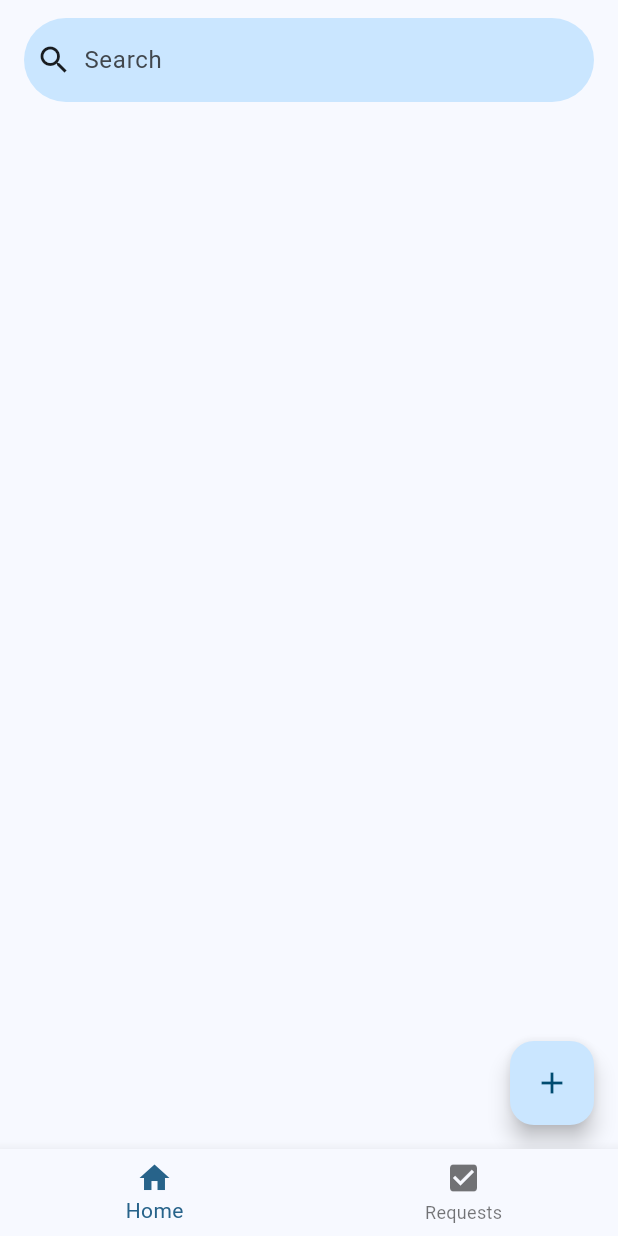
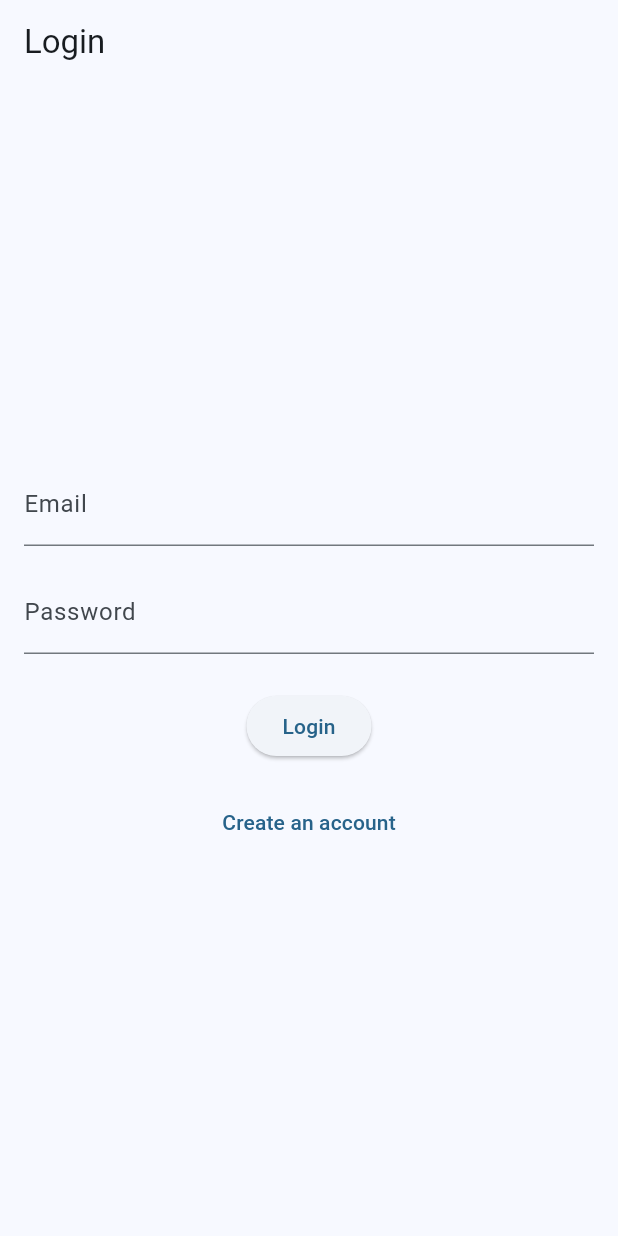
Before and after one commit to DreoXDev/voci_app, a Flutter app: the screen it shows after launch, on a phone screen of 412 x 824 dp. Run offline on Flutter 3.47's test engine with Material 3 defaults, Android fonts, the light colour scheme and no system bars; our stand-ins replace cloud_firestore, equatable, firebase_auth, firebase_core, flutter_riverpod, go_router; missing offline and left inert: iconify_flutter; accounts and stored records are empty; generated files the repository leaves out were written again.

Commit message:
feat: Implement Firebase Authentication
This commit introduces Firebase Authentication to the application.

-   **Sign-up/Sign-in:** Added `SignIn`, `SignUp` use cases for user authentication and `SignOut`
-   **User Management:** Added `GetCurrentUser` use case to get the currently authenticated user.
-   **UI Integration:** Created the `LoginScreen` to enable user authentication and added `AuthStateApp` to switch between login and app view.
- **Data Layer:** Created `AuthRepository` and `AuthRemoteDataSource` to manage authentication.
-   **Entities:** Introduced `UserEntity` to represent the user in the domain layer.
- **Models:** Introduced `UserModel` to represent the user in the data layer.
- **Use cases:** Added `SignInParams` and `SignUpParams` classes to pass parameters to the usecases.
- **Other changes:**
    - Migrated from the `App` to the `MainApp` widget to provide better control over application state.
    - Updated `pubspec.yaml` to include `firebase_auth`, `firebase_auth_web`, and `firebase_auth_platform_interface`.
    - Updated `android/app/build.gradle` to include `minSdkVersion 23`.
    - Updated `windows/flutter/generated_plugins.cmake`, `windows/flutter/generated_plugin_registrant.cc`, `macos/Flutter/GeneratedPluginRegistrant.swift` to add the `firebase_auth` plugin.

```diff
--- a/lib/app.dart
+++ b/lib/app.dart
@@ -1,22 +1,16 @@
 import 'package:flutter/material.dart';
 import 'package:flutter_riverpod/flutter_riverpod.dart';
-
-import 'core/routes/app_router.dart';
+import 'package:voci_app/core/routes/app_router.dart';
+import 'package:voci_app/features/auth/domain/entities/user_entity.dart';
 
 class App extends ConsumerWidget {
-  const App({super.key});
+  final UserEntity? user;
+  const App({super.key, this.user});
 
   @override
   Widget build(BuildContext context, WidgetRef ref) {
-    return ProviderScope(
-      child: MaterialApp.router(
-        routerConfig: appRouterProvider,
-        title: 'VoCi App',
-        theme: ThemeData(
-          colorScheme: ColorScheme.fromSeed(seedColor: Colors.lightBlue),
-          useMaterial3: true,
-        ),
-      ),
+    return MaterialApp.router(
+      routerConfig: appRouterProvider,
     );
   }
 }
--- /dev/null
+++ b/lib/auth_state_app.dart
@@ -0,0 +1,76 @@
+import 'package:firebase_auth/firebase_auth.dart';
+import 'package:flutter/material.dart';
+import 'package:voci_app/app.dart';
+import 'package:voci_app/core/usecase/usecase.dart';
+import 'package:voci_app/features/auth/domain/entities/user_entity.dart';
+import 'package:voci_app/features/auth/domain/usecases/get_current_user.dart';
+import 'package:voci_app/features/auth/domain/usecases/sign_in.dart';
+import 'package:voci_app/features/auth/domain/usecases/sign_up.dart';
+import 'package:voci_app/features/auth/presentation/screens/login_screen.dart';
+
+class AuthStateApp extends StatefulWidget {
+  final GetCurrentUser getCurrentUser;
+  final SignIn signIn;
+  final SignUp signUp;
+
+  const AuthStateApp({
+    super.key,
+    required this.getCurrentUser,
+    required this.signIn,
+    required this.signUp,
+  });
+
+  @override
+  State<AuthStateApp> createState() => _AuthStateAppState();
+}
+
+class _AuthStateAppState extends State<AuthStateApp> {
+  late Stream<User?> authStateChanges;
+
+  @override
+  void initState() {
+    super.initState();
+    authStateChanges = FirebaseAuth.instance.authStateChanges();
+  }
+
+  @override
+  Widget build(BuildContext context) {
+    print('AuthStateApp: build() - Building AuthStateApp widget');
+    return StreamBuilder<User?>(
+      stream: authStateChanges,
+      builder: (BuildContext context, AsyncSnapshot<User?> snapshot) {
+        print(
+            'AuthStateApp: StreamBuilder - StreamBuilder callback called. Connection state: ${snapshot.connectionState}');
+        if (snapshot.connectionState == ConnectionState.waiting) {
+          print('AuthStateApp: StreamBuilder - ConnectionState.waiting');
+          return const Center(child: CircularProgressIndicator());
+        } else {
+          if (snapshot.hasData) {
+            print('AuthStateApp: StreamBuilder - User is signed in');
+            return FutureBuilder<UserEntity?>(
+              future: widget.getCurrentUser.call(const NoParams()),
+              builder: (BuildContext context,
+                  AsyncSnapshot<UserEntity?> userSnapshot) {
+                print(
+                    'AuthStateApp: FutureBuilder - FutureBuilder callback called. Connection state: ${userSnapshot.connectionState}');
+                if (userSnapshot.connectionState == ConnectionState.waiting) {
+                  print(
+                      'AuthStateApp: FutureBuilder - ConnectionState.waiting');
+                  return const Center(child: CircularProgressIndicator());
+                }
+                print('AuthStateApp: FutureBuilder - User data loaded');
+                return App(user: userSnapshot.data);
+              },
+            );
+          } else {
+            print('AuthStateApp: StreamBuilder - User is NOT signed in');
+            return LoginScreen(
+              signIn: widget.signIn,
+              signUp: widget.signUp,
+            );
+          }
+        }
+      },
+    );
+  }
+}
--- a/lib/core/usecase/usecase.dart
+++ b/lib/core/usecase/usecase.dart
@@ -5,6 +5,7 @@ abstract class UseCase<Type, Params> {
 }
 
 class NoParams extends Equatable {
+  const NoParams();
   @override
   List<Object> get props => [];
 }
--- /dev/null
+++ b/lib/features/auth/data/datasources/auth_remote_datasource.dart
@@ -0,0 +1,32 @@
+import 'package:firebase_auth/firebase_auth.dart';
+
+abstract class AuthRemoteDataSource {
+  Future<UserCredential> signInWithEmailAndPassword(String email, String password);
+  Future<UserCredential> createUserWithEmailAndPassword(String email, String password);
+  Future<void> signOut();
+  User? getCurrentUser();
+}
+
+class AuthRemoteDataSourceImpl implements AuthRemoteDataSource {
+  final FirebaseAuth _firebaseAuth = FirebaseAuth.instance;
+
+  @override
+  Future<UserCredential> signInWithEmailAndPassword(String email, String password) async {
+    return await _firebaseAuth.signInWithEmailAndPassword(email: email, password: password);
+  }
+
+  @override
+  Future<UserCredential> createUserWithEmailAndPassword(String email, String password) async {
+    return await _firebaseAuth.createUserWithEmailAndPassword(email: email, password: password);
+  }
+
+  @override
+  Future<void> signOut() async {
+    await _firebaseAuth.signOut();
+  }
+
+  @override
+  User? getCurrentUser() {
+    return _firebaseAuth.currentUser;
+  }
+}
--- /dev/null
+++ b/lib/features/auth/data/repositories/auth_repository_impl.dart
@@ -0,0 +1,44 @@
+import 'package:firebase_auth/firebase_auth.dart';
+import '../../domain/entities/user_entity.dart';
+import '../../domain/repositories/auth_repository.dart';
+import '../datasources/auth_remote_datasource.dart';
+
+class AuthRepositoryImpl implements AuthRepository {
+  final AuthRemoteDataSource remoteDataSource;
+
+  AuthRepositoryImpl(this.remoteDataSource);
+
+  @override
+  Future<UserEntity> signInWithEmailAndPassword(String email, String password) async {
+    final userCredential = await remoteDataSource.signInWithEmailAndPassword(email, password);
+    return _mapUserCredentialToUserEntity(userCredential);
+  }
+
+  @override
+  Future<UserEntity> createUserWithEmailAndPassword(String email, String password) async {
+    final userCredential = await remoteDataSource.createUserWithEmailAndPassword(email, password);
+    return _mapUserCredentialToUserEntity(userCredential);
+  }
+
+  @override
+  Future<void> signOut() async {
+    await remoteDataSource.signOut();
+  }
+
+  @override
+  UserEntity? getCurrentUser() {
+    final firebaseUser = remoteDataSource.getCurrentUser();
+    return firebaseUser != null ? _mapFirebaseUserToUserEntity(firebaseUser) : null;
+  }
+
+  UserEntity _mapUserCredentialToUserEntity(UserCredential userCredential) {
+    return _mapFirebaseUserToUserEntity(userCredential.user!);
+  }
+
+  UserEntity _mapFirebaseUserToUserEntity(User firebaseUser) {
+    return UserEntity(
+      uid: firebaseUser.uid,
+      email: firebaseUser.email!,
+    );
+  }
+}
--- /dev/null
+++ b/lib/features/auth/domain/entities/user_entity.dart
@@ -0,0 +1,10 @@
+class UserEntity {
+  final String uid;
+  final String email;
+  // Add other properties if needed
+
+  UserEntity({
+    required this.uid,
+    required this.email,
+  });
+}
--- /dev/null
+++ b/lib/features/auth/domain/repositories/auth_repository.dart
@@ -0,0 +1,8 @@
+import '../entities/user_entity.dart';
+
+abstract class AuthRepository {
+  Future<UserEntity> signInWithEmailAndPassword(String email, String password);
+  Future<UserEntity> createUserWithEmailAndPassword(String email, String password);
+  Future<void> signOut();
+  UserEntity? getCurrentUser();
+}
--- /dev/null
+++ b/lib/features/auth/domain/usecases/get_current_user.dart
@@ -0,0 +1,14 @@
+import '../../../../core/usecase/usecase.dart';
+import '../entities/user_entity.dart';
+import '../repositories/auth_repository.dart';
+
+class GetCurrentUser implements UseCase<UserEntity?, NoParams> {
+  final AuthRepository repository;
+
+  GetCurrentUser(this.repository);
+
+  @override
+  Future<UserEntity?> call(NoParams params) async {
+    return Future.value(repository.getCurrentUser());
+  }
+}
--- /dev/null
+++ b/lib/features/auth/domain/usecases/sign_in.dart
@@ -0,0 +1,24 @@
+import '../../../../core/usecase/usecase.dart';
+import '../entities/user_entity.dart';
+import '../repositories/auth_repository.dart';
+
+class SignIn implements UseCase<UserEntity, SignInParams> {
+  final AuthRepository repository;
+
+  SignIn(this.repository);
+
+  @override
+  Future<UserEntity> call(SignInParams params) async {
+    return await repository.signInWithEmailAndPassword(
+      params.email,
+      params.password,
+    );
+  }
+}
+
+class SignInParams {
+  final String email;
+  final String password;
+
+  SignInParams({required this.email, required this.password});
+}
--- /dev/null
+++ b/lib/features/auth/domain/usecases/sign_out.dart
@@ -0,0 +1,17 @@
+import '../../../../core/usecase/usecase.dart';
+import '../repositories/auth_repository.dart';
+
+class SignOut implements UseCase<void, NoParams> {
+  final AuthRepository repository;
+
+  SignOut(this.repository);
+
+  @override
+  Future<void> call(NoParams params) async {
+    return await repository.signOut();
+  }
+}
+
+class NoParams {
+  const NoParams();
+}
--- /dev/null
+++ b/lib/features/auth/domain/usecases/sign_up.dart
@@ -0,0 +1,24 @@
+import '../../../../core/usecase/usecase.dart';
+import '../entities/user_entity.dart';
+import '../repositories/auth_repository.dart';
+
+class SignUp implements UseCase<UserEntity, SignUpParams> {
+  final AuthRepository repository;
+
+  SignUp(this.repository);
+
+  @override
+  Future<UserEntity> call(SignUpParams params) async {
+    return await repository.createUserWithEmailAndPassword(
+      params.email,
+      params.password,
+    );
+  }
+}
+
+class SignUpParams {
+  final String email;
+  final String password;
+
+  SignUpParams({required this.email, required this.password});
+}
--- /dev/null
+++ b/lib/features/auth/presentation/screens/login_screen.dart
@@ -0,0 +1,107 @@
+import 'package:flutter/material.dart';
+
+import '../../domain/usecases/sign_in.dart';
+import '../../domain/usecases/sign_up.dart';
+
+class LoginScreen extends StatefulWidget {
+  final SignIn signIn;
+  final SignUp signUp;
+
+  const LoginScreen({
+    super.key,
+    required this.signIn,
+    required this.signUp,
+  });
+
+  @override
+  State<LoginScreen> createState() => _LoginScreenState();
+}
+
+class _LoginScreenState extends State<LoginScreen> {
+  final _emailController = TextEditingController();
+  final _passwordController = TextEditingController();
+  bool _isSigningUp = false;
+
+  @override
+  void dispose() {
+    _emailController.dispose();
+    _passwordController.dispose();
+    super.dispose();
+  }
+
+  Future<void> _signIn() async {
+    try {
+      await widget.signIn(
+          SignInParams(email: _emailController.text, password: _passwordController.text));
+    } catch (e) {
+      _showError(e.toString());
+    }
+  }
+
+  Future<void> _signUp() async {
+    try {
+      await widget.signUp(
+          SignUpParams(email: _emailController.text, password: _passwordController.text));
+    } catch (e) {
+      _showError(e.toString());
+    }
+  }
+
+  void _toggleAuthMode() {
+    setState(() {
+      _isSigningUp = !_isSigningUp;
+    });
+  }
+
+  void _showError(String message) {
+    ScaffoldMessenger.of(context).showSnackBar(
+      SnackBar(
+        content: Text(message),
+        duration: const Duration(seconds: 3),
+      ),
+    );
+  }
+
+  @override
+  Widget build(BuildContext context) {
+    return Scaffold(
+      appBar: AppBar(
+        title: Text(_isSigningUp ? 'Sign Up' : 'Login'),
+      ),
+      body: Padding(
+        padding: const EdgeInsets.all(16.0),
+        child: Column(
+          mainAxisAlignment: MainAxisAlignment.center,
+          children: [
+            TextField(
+              controller: _emailController,
+              decoration: const InputDecoration(
+                labelText: 'Email',
+              ),
+            ),
+            const SizedBox(height: 16),
+            TextField(
+              controller: _passwordController,
+              decoration: const InputDecoration(
+                labelText: 'Password',
+              ),
+              obscureText: true,
+            ),
+            const SizedBox(height: 24),
+            ElevatedButton(
+              onPressed: _isSigningUp ? _signUp : _signIn,
+              child: Text(_isSigningUp ? 'Sign Up' : 'Login'),
+            ),
+            const SizedBox(height: 16),
+            TextButton(
+              onPressed: _toggleAuthMode,
+              child: Text(_isSigningUp
+                  ? 'Already have an account? Login'
+                  : 'Create an account'),
+            ),
+          ],
+        ),
+      ),
+    );
+  }
+}
--- a/lib/features/requests/presentation/screens/requests_screen.dart
+++ b/lib/features/requests/presentation/screens/requests_screen.dart
@@ -5,7 +5,7 @@ import 'package:voci_app/features/requests/domain/entities/request_entity.dart';
 import 'package:voci_app/features/requests/presentation/providers.dart';
 import 'package:voci_app/features/requests/presentation/widgets/request_detail_drawer.dart';
 import 'package:voci_app/features/requests/presentation/widgets/request_list_item.dart';
-import '../widgets/add_modify_request_dialog.dart';
+import '../widgets/add_modify_dialog.dart';
 import '../widgets/request_app_bar.dart';
 import 'package:voci_app/features/requests/data/models/request.dart';
 
--- a/lib/main.dart
+++ b/lib/main.dart
@@ -1,18 +1,59 @@
 import 'package:firebase_core/firebase_core.dart';
 import 'package:flutter/material.dart';
 import 'package:flutter_riverpod/flutter_riverpod.dart';
-import 'package:voci_app/app.dart';
-import 'package:voci_app/firebase_options.dart';
+import 'package:voci_app/auth_state_app.dart';
+import 'package:voci_app/core/usecase/usecase.dart';
+import 'package:voci_app/features/auth/data/datasources/auth_remote_datasource.dart';
+import 'package:voci_app/features/auth/data/repositories/auth_repository_impl.dart';
+import 'package:voci_app/features/auth/domain/usecases/get_current_user.dart';
+import 'package:voci_app/features/auth/domain/usecases/sign_in.dart';
+import 'package:voci_app/features/auth/domain/usecases/sign_up.dart';
+import 'firebase_options.dart';
 
-Future<void> main() async {
+void main() async {
+  print('main.dart: main() - Started');
   WidgetsFlutterBinding.ensureInitialized();
+  print('main.dart: main() - WidgetsFlutterBinding initialized');
   await Firebase.initializeApp(
     options: DefaultFirebaseOptions.currentPlatform,
   );
+  print('main.dart: main() - Firebase initialized');
 
+  print('main.dart: main() - About to run ProviderScope');
   runApp(
     const ProviderScope(
-      child: App(),
+      child: MainApp(),
     ),
   );
+  print('main.dart: main() - ProviderScope should be running now');
 }
+
+class MainApp extends StatelessWidget {
+  const MainApp({super.key});
+
+  @override
+  Widget build(BuildContext context) {
+    final AuthRemoteDataSource remoteDataSource = AuthRemoteDataSourceImpl();
+    print('main.dart: main() - AuthRemoteDataSource created');
+    final AuthRepositoryImpl authRepository = AuthRepositoryImpl(remoteDataSource);
+    print('main.dart: main() - AuthRepository created');
+    final GetCurrentUser getCurrentUser = GetCurrentUser(authRepository);
+    print('main.dart: main() - GetCurrentUser use case created');
+    final SignIn signIn = SignIn(authRepository);
+    print('main.dart: main() - SignIn use case created');
+    final SignUp signUp = SignUp(authRepository);
+    print('main.dart: main() - SignUp use case created');
+    return MaterialApp(
+      title: 'VoCi App',
+      theme: ThemeData(
+        colorScheme: ColorScheme.fromSeed(seedColor: Colors.lightBlue),
+        useMaterial3: true,
+      ),
+      home: AuthStateApp(
+        getCurrentUser: getCurrentUser,
+        signIn: signIn,
+        signUp: signUp,
+      ),
+    );
+  }
+}
--- a/pubspec.yaml
+++ b/pubspec.yaml
@@ -38,6 +38,7 @@ dependencies:
   flutter_riverpod: ^2.6.1
   firebase_core: ^3.12.1
   cloud_firestore: ^5.6.5
+  firebase_auth: ^5.5.1
   equatable: ^2.0.7
   animations: ^2.0.11
   intl: ^0.20.2
```
Also changed, not shown: lib/features/auth/data/models/user_model.dart (added, +31 -0 lines), pubspec.lock, 4 other files.
